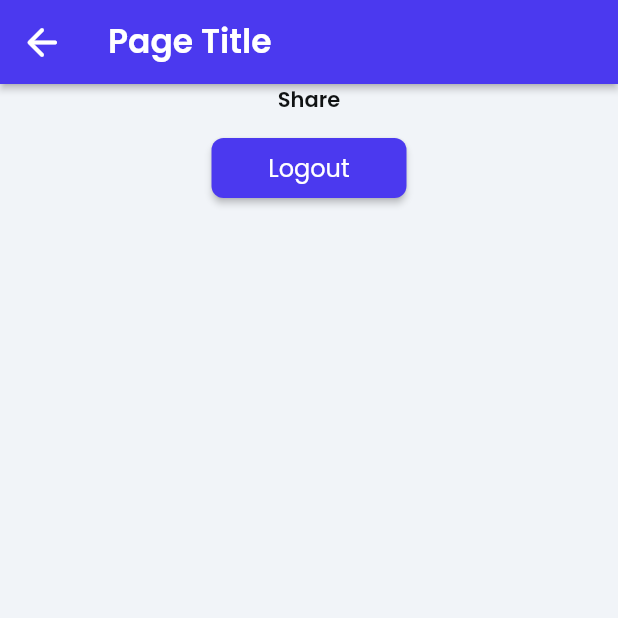
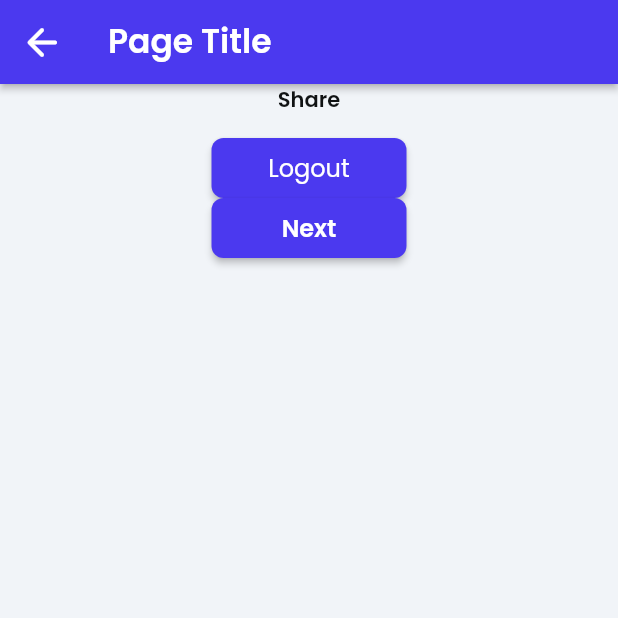
Before and after one commit to sahilkhosla/better-notion-m65hhz, a Flutter app: the LandingPageWidget screen opened directly, on a phone screen of 412 x 824 dp, the top half of it. Run offline on Flutter 3.47's test engine with Material 2 defaults, Android fonts, the phone set to English and light mode, and no system bars; drawn by our look-alikes of auto_size_text; our stand-ins replace equatable, firebase_auth, firebase_core, firebase_dynamic_links, font_awesome_flutter, from_css_color and 9 more; accounts and stored records are empty.

Commit message:
Make API call on button click rather than page load.

```diff
--- a/lib/landing_page/landing_page_widget.dart
+++ b/lib/landing_page/landing_page_widget.dart
@@ -5,7 +5,6 @@ import '../flutter_flow/flutter_flow_theme.dart';
 import '../flutter_flow/flutter_flow_util.dart';
 import '../flutter_flow/flutter_flow_widgets.dart';
 import 'package:flutter/material.dart';
-import 'package:flutter/scheduler.dart';
 import 'package:google_fonts/google_fonts.dart';
 import 'package:share_plus/share_plus.dart';
 
@@ -23,54 +22,8 @@ class LandingPageWidget extends StatefulWidget {
 
 class _LandingPageWidgetState extends State<LandingPageWidget> {
   ApiCallResponse? apiResult;
+  String _currentPageLink = '';
   final scaffoldKey = GlobalKey<ScaffoldState>();
-  String _currentPageLink = '';
-
-  @override
-  void initState() {
-    super.initState();
-    // On page load action.
-    SchedulerBinding.instance.addPostFrameCallback((_) async {
-      apiResult = await NotionTokenCall.call(
-        code: widget.code,
-      );
-      if ((apiResult?.statusCode ?? 200) == 200 ? true : true) {
-        await showDialog(
-          context: context,
-          builder: (alertDialogContext) {
-            return AlertDialog(
-              title: Text('YES'),
-              content: Text(NotionTokenCall.accessToken(
-                (apiResult?.jsonBody ?? ''),
-              ).toString()),
-              actions: [
-                TextButton(
-                  onPressed: () => Navigator.pop(alertDialogContext),
-                  child: Text('Ok'),
-                ),
-              ],
-            );
-          },
-        );
-      } else {
-        await showDialog(
-          context: context,
-          builder: (alertDialogContext) {
-            return AlertDialog(
-              title: Text('NOOO'),
-              content: Text((apiResult?.statusCode ?? 200).toString()),
-              actions: [
-                TextButton(
-                  onPressed: () => Navigator.pop(alertDialogContext),
-                  child: Text('Ok'),
-                ),
-              ],
-            );
-          },
-        );
-      }
-    });
-  }
 
   @override
   Widget build(BuildContext context) {
@@ -166,6 +119,73 @@ class _LandingPageWidgetState extends State<LandingPageWidget> {
                   ),
                 ),
               ),
+              FFButtonWidget(
+                onPressed: () async {
+                  apiResult = await NotionTokenCall.call(
+                    code: widget.code,
+                  );
+                  if (NotionTokenCall.accessToken(
+                            (apiResult?.jsonBody ?? ''),
+                          ) !=
+                          null
+                      ? true
+                      : true) {
+                    await showDialog(
+                      context: context,
+                      builder: (alertDialogContext) {
+                        return AlertDialog(
+                          title: Text('YES'),
+                          content: Text(NotionTokenCall.accessToken(
+                            (apiResult?.jsonBody ?? ''),
+                          ).toString()),
+                          actions: [
+                            TextButton(
+                              onPressed: () =>
+                                  Navigator.pop(alertDialogContext),
+                              child: Text('Ok'),
+                            ),
+                          ],
+                        );
+                      },
+                    );
+                  } else {
+                    await showDialog(
+                      context: context,
+                      builder: (alertDialogContext) {
+                        return AlertDialog(
+                          title: Text('NOOO'),
+                          content:
+                              Text((apiResult?.statusCode ?? 200).toString()),
+                          actions: [
+                            TextButton(
+                              onPressed: () =>
+                                  Navigator.pop(alertDialogContext),
+                              child: Text('Get Out'),
+                            ),
+                          ],
+                        );
+                      },
+                    );
+                  }
+
+                  setState(() {});
+                },
+                text: 'Next',
+                options: FFButtonOptions(
+                  width: 130,
+                  height: 40,
+                  color: FlutterFlowTheme.of(context).primaryColor,
+                  textStyle: FlutterFlowTheme.of(context).subtitle2.override(
+                        fontFamily: 'Poppins',
+                        color: Colors.white,
+                      ),
+                  borderSide: BorderSide(
+                    color: Colors.transparent,
+                    width: 1,
+                  ),
+                  borderRadius: BorderRadius.circular(8),
+                ),
+              ),
             ],
           ),
         ),
```
